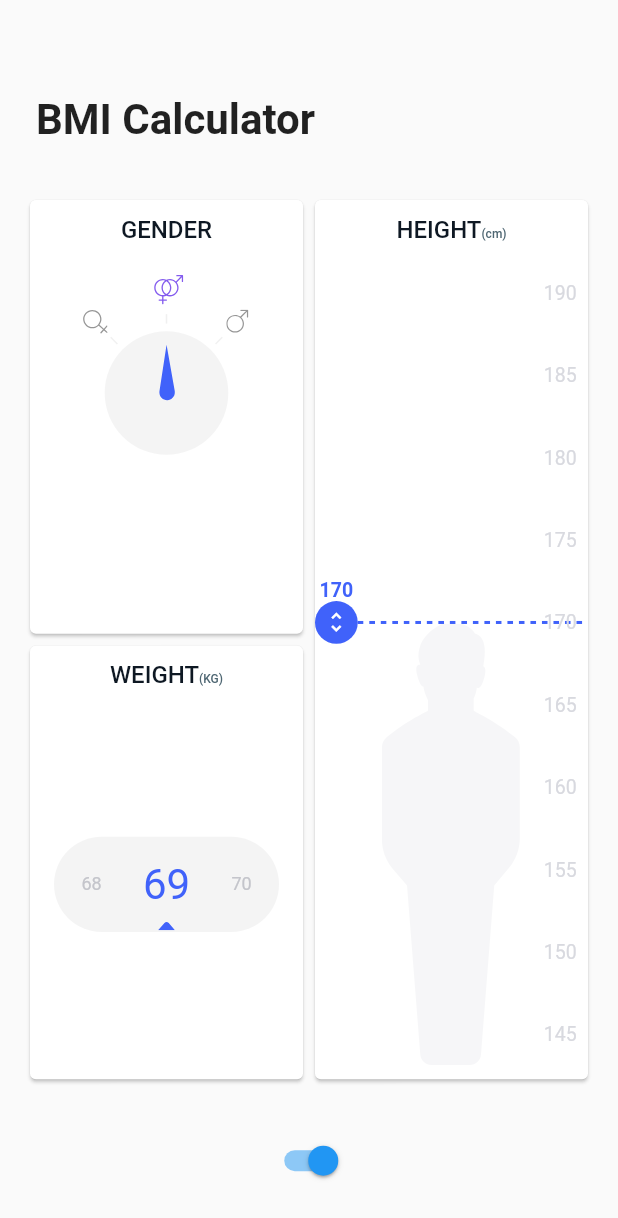
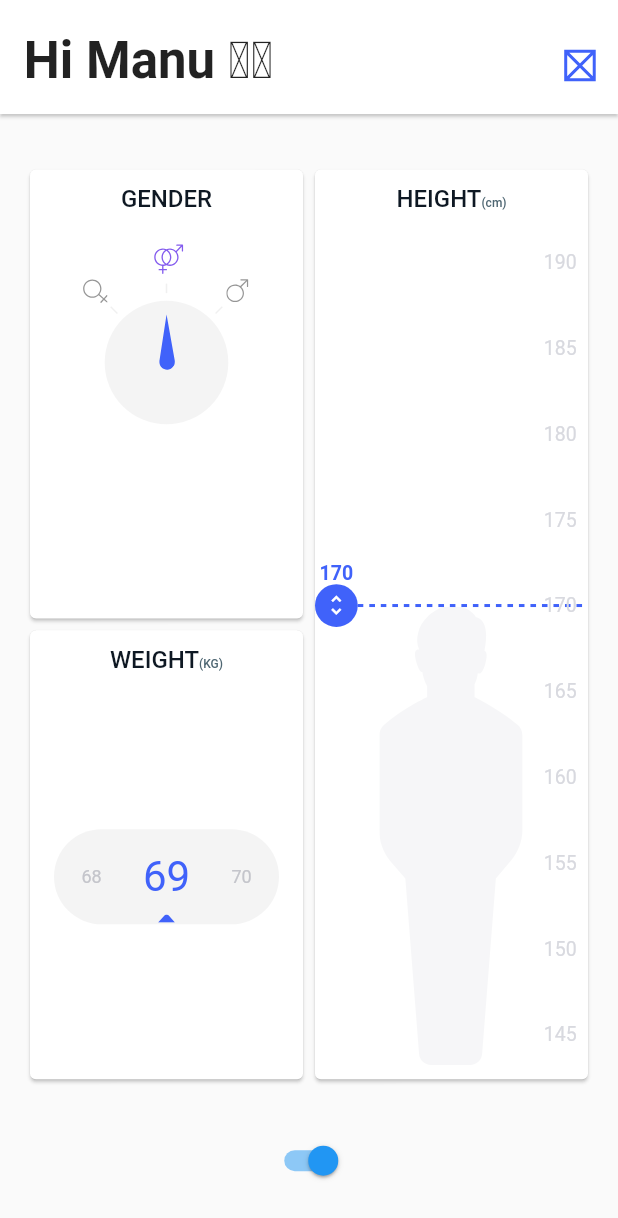
Before and after one commit to EmGargano/bmi_calculator, a Flutter app: the screen it shows after launch, after a tap on an icon or button, on a phone screen of 412 x 824 dp. Shown: the top 1218 px of the screen. Run offline on Flutter 3.47's test engine with Material 2 defaults, Android fonts, the phone set to English and light mode, and no system bars; our stand-ins replace flutter_svg.

Commit message:
Add custom app bar

```diff
--- /dev/null
+++ b/lib/app_bar.dart
@@ -0,0 +1,62 @@
+import 'package:flutter/material.dart';
+import 'package:bmicalculator/widget_utils.dart';
+import 'package:bmicalculator/input_page_styles.dart';
+
+class BmiAppBar extends StatelessWidget {
+  static const String wavingHandEmoji = "\uD83D\uDC4B";
+  static const String whiteSkinTone = "\uD83C\uDFFB";
+
+  @override
+  Widget build(BuildContext context) {
+    return Material(
+      elevation: 1.0,
+      child: Container(
+        height: appBarHeight(context),
+        color: Colors.white,
+        child: Padding(
+          padding: EdgeInsets.all(screenAwareSize(25.0, context)),
+          child: Row(
+            mainAxisAlignment: MainAxisAlignment.spaceBetween,
+            crossAxisAlignment: CrossAxisAlignment.end,
+            children: <Widget>[
+              _buildLabel(context),
+              _buildIcon(context),
+            ],
+          ),
+        ),
+      ),
+    );
+  }
+
+  Widget _buildLabel(BuildContext context) {
+    return RichText(
+      text: TextSpan(
+          style: DefaultTextStyle.of(context).style.copyWith(fontSize: 34.0),
+          children: [
+            TextSpan(
+                text: 'Hi Manu ',
+                style: TextStyle(fontWeight: FontWeight.bold)),
+            TextSpan(text: getEmoji(context)),
+          ]),
+    );
+  }
+
+  Widget _buildIcon(BuildContext context) {
+    return Padding(
+      padding: EdgeInsets.only(bottom: screenAwareSize(11.0, context)),
+      child: Container(
+        height: screenAwareSize(30.0, context),
+        width: screenAwareSize(30.0, context),
+        child: Placeholder(
+          color: Theme.of(context).primaryColor,
+        ),
+      ),
+    );
+  }
+
+  String getEmoji(BuildContext context) {
+    return Theme.of(context).platform == TargetPlatform.iOS
+        ? wavingHandEmoji
+        : wavingHandEmoji + whiteSkinTone;
+  }
+}
--- a/lib/input_page.dart
+++ b/lib/input_page.dart
@@ -2,6 +2,8 @@ import 'package:flutter/material.dart';
 import 'package:bmicalculator/height/height_card.dart';
 import 'package:bmicalculator/weight/weight_card.dart';
 import 'package:bmicalculator/gender/gender_card.dart';
+import 'package:bmicalculator/input_page_styles.dart';
+import 'package:bmicalculator/app_bar.dart';
 
 import 'package:bmicalculator/widget_utils.dart' show screenAwareSize;
 
@@ -9,11 +11,14 @@ class InputPage extends StatelessWidget {
   @override
   Widget build(BuildContext context) {
     return Scaffold(
+      appBar: PreferredSize(
+        child: BmiAppBar(),
+        preferredSize: Size.fromHeight(appBarHeight(context)),
+      ),
       body: SafeArea(
         child: Column(
           crossAxisAlignment: CrossAxisAlignment.start,
           children: <Widget>[
-            _buildTitle(context),
             Expanded(child: _buildCards(context)),
             _buildBottom(context),
           ],
@@ -69,5 +74,4 @@ class InputPage extends StatelessWidget {
       ),
     );
   }
-
 }
--- /dev/null
+++ b/lib/input_page_styles.dart
@@ -0,0 +1,6 @@
+import 'package:flutter/material.dart';
+import 'package:bmicalculator/widget_utils.dart';
+
+double appBarHeight(BuildContext context) {
+  return screenAwareSize(120.0, context) + MediaQuery.of(context).padding.top;
+}
--- a/lib/main.dart
+++ b/lib/main.dart
@@ -4,8 +4,16 @@ import 'package:bmicalculator/input_page.dart';
 
 void main() {
   WidgetsFlutterBinding.ensureInitialized();
+  SystemChrome.setSystemUIOverlayStyle(
+    SystemUiOverlayStyle(
+      statusBarColor: Colors.white,
+      statusBarIconBrightness: Brightness.dark,
+      systemNavigationBarColor: Colors.white,
+      systemNavigationBarIconBrightness: Brightness.dark,
+    )
+  );
   SystemChrome.setPreferredOrientations(
-      [DeviceOrientation.portraitUp, DeviceOrientation.portraitDown])
+  [DeviceOrientation.portraitUp, DeviceOrientation.portraitDown])
       .then((_) => runApp(new MyApp()));
 }
 
--- a/lib/weight/weight_card.dart
+++ b/lib/weight/weight_card.dart
@@ -19,8 +19,8 @@ class WeightCardState extends State<WeightCard> {
 
   @override
   void initState() {
+    super.initState();
     weight = widget.initialWeight ?? 70;
-    super.initState();
   }
 
   @override
```
